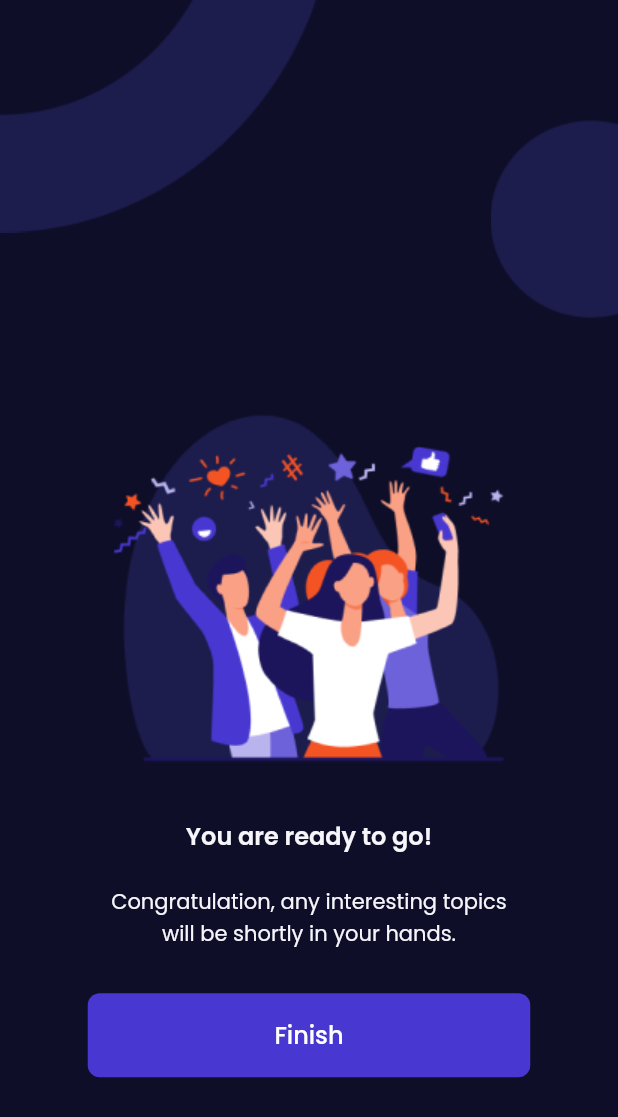
After one commit to RahafAlbogami/audiobook, a Flutter app: the PersonalizationCompleteScreen screen opened directly, on a phone screen of 412 x 824 dp. The commit adds this screen. Shown: the top 1117 px of the screen. Run offline on Flutter 3.47's test engine with Material 2 defaults, Android fonts, the phone set to English and light mode, and no system bars.

Commit message:
complete personalization

```diff
--- /dev/null
+++ b/lib/screens/personalization_complete_screen.dart
@@ -0,0 +1,138 @@
+import 'package:flutter/material.dart';
+
+class PersonalizationCompleteScreen extends StatelessWidget {
+  const PersonalizationCompleteScreen({super.key});
+
+  @override
+  Widget build(BuildContext context) {
+    return Scaffold(
+      backgroundColor: const Color(0xFF0E0E29),
+      body: Column(
+        children: [
+          SizedBox(
+            height: MediaQuery.of(context).size.height * 0.3,
+            width: MediaQuery.of(context).size.width * 1,
+            child: Row(
+              mainAxisAlignment: MainAxisAlignment.spaceBetween,
+              crossAxisAlignment: CrossAxisAlignment.start,
+              children: [
+                Container(
+                  width: 224,
+                  height: 155,
+                  decoration: const BoxDecoration(
+                    image: DecorationImage(
+                      image: AssetImage("asset/image/Ellipse 16 (Stroke).png"),
+                      fit: BoxFit.contain,
+                    ),
+                  ),
+                ),
+                Padding(
+                  padding: const EdgeInsets.only(top: 80),
+                  child: Container(
+                    width: 85,
+                    height: 132,
+                    decoration: const BoxDecoration(
+                      image: DecorationImage(
+                        image: AssetImage("asset/image/Ellipse 17.png"),
+                        fit: BoxFit.contain,
+                      ),
+                    ),
+                  ),
+                ),
+              ],
+            ),
+          ),
+          SizedBox(
+            width: MediaQuery.of(context).size.width * 1,
+            child: Column(
+              crossAxisAlignment: CrossAxisAlignment.center,
+              mainAxisAlignment: MainAxisAlignment.center,
+              children: [
+                Padding(
+                  padding: const EdgeInsets.symmetric(vertical: 15),
+                  child: Container(
+                    width: 260,
+                    height: 260,
+                    decoration: const BoxDecoration(
+                      image: DecorationImage(
+                        image: AssetImage("asset/image/Illustration 4.png"),
+                        fit: BoxFit.contain,
+                      ),
+                    ),
+                  ),
+                ),
+                Container(
+                  width: 287,
+                  padding: const EdgeInsets.all(8),
+                  child: const Text(
+                    "You are ready to go!",
+                    textAlign: TextAlign.center,
+                    style: TextStyle(
+                      color: Color(0xFFF5F5FA),
+                      fontSize: 16,
+                      fontFamily: 'Poppins',
+                      fontWeight: FontWeight.w600,
+                    ),
+                  ),
+                ),
+                Padding(
+                  padding: const EdgeInsets.symmetric(vertical: 6),
+                  child: Container(
+                    width: 287,
+                    padding: const EdgeInsets.all(8),
+                    child: const Text(
+                      'Congratulation, any interesting topics will be shortly in your hands.',
+                      textAlign: TextAlign.center,
+                      style: TextStyle(
+                        color: Color(0xFFF5F5FA),
+                        fontSize: 14,
+                        fontFamily: 'Poppins',
+                        fontWeight: FontWeight.w400,
+                      ),
+                    ),
+                  ),
+                ),
+                Padding(
+                  padding: const EdgeInsets.symmetric(vertical: 15),
+                  child: Container(
+                    width: 295,
+                    height: 56,
+                    padding: const EdgeInsets.symmetric(
+                        horizontal: 32, vertical: 16),
+                    decoration: ShapeDecoration(
+                      color: const Color(0xFF4838D1),
+                      shape: RoundedRectangleBorder(
+                          borderRadius: BorderRadius.circular(8)),
+                    ),
+                    child: Row(
+                      mainAxisSize: MainAxisSize.min,
+                      mainAxisAlignment: MainAxisAlignment.center,
+                      crossAxisAlignment: CrossAxisAlignment.center,
+                      children: const [
+                        Expanded(
+                          child: SizedBox(
+                            child: Text(
+                              'Finish',
+                              textAlign: TextAlign.center,
+                              style: TextStyle(
+                                color: Colors.white,
+                                fontSize: 16,
+                                fontFamily: 'Poppins',
+                                fontWeight: FontWeight.w500,
+                              ),
+                            ),
+                          ),
+                        ),
+                      ],
+                    ),
+                  ),
+                ),
+
+              ],
+            ),
+          )
+        ],
+      ),
+    );
+  }
+}
--- a/lib/screens/personalization_screen.dart
+++ b/lib/screens/personalization_screen.dart
@@ -1,3 +1,4 @@
+import 'package:audiobook/screens/personalization_complete_screen.dart';
 import 'package:flutter/material.dart';
 
 class PersonalizationScreen extends StatefulWidget {
@@ -199,8 +200,16 @@ class _PersonalizationScreenState extends State<PersonalizationScreen> {
                         )
                       : null,
                 ),
-                Opacity(
-                  opacity: choosenTopic.isNotEmpty? 1: 0.50,
+                GestureDetector(
+                  onTap: () => choosenTopic.isNotEmpty
+                      ? Navigator.of(context).pushAndRemoveUntil(
+                          MaterialPageRoute(
+                              builder: (context) =>
+                                  const PersonalizationCompleteScreen()),
+                          (Route<dynamic> route) => false)
+                      : null,
+                  child: Opacity(
+                    opacity: choosenTopic.isNotEmpty ? 1 : 0.50,
                     child: Container(
                       width: 295,
                       height: 56,
@@ -231,6 +240,7 @@ class _PersonalizationScreenState extends State<PersonalizationScreen> {
                             ),
                           ),
                         ],
+                      ),
                     ),
                   ),
                 ),
```
Lines whose indentation alone changed are shown as unchanged.
